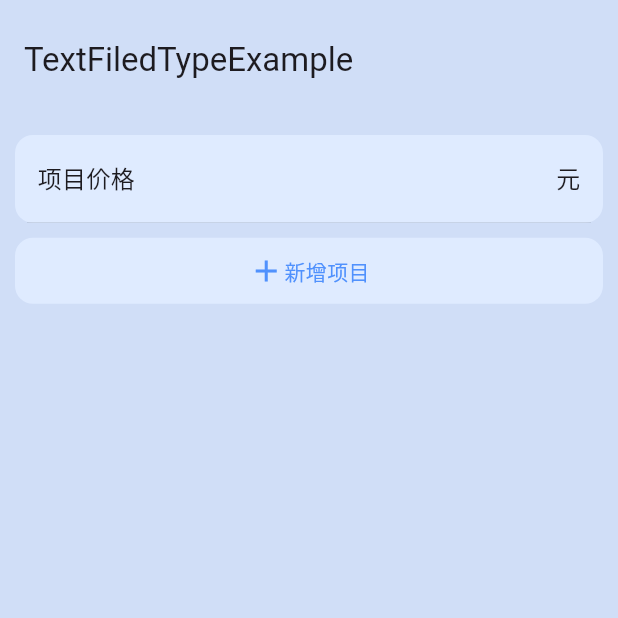
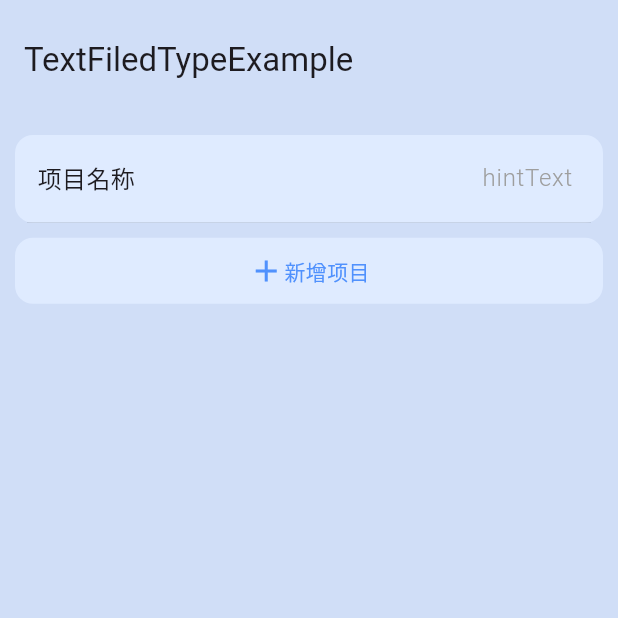
Before and after one commit to 7-bit-zhang/stu_flutter, a Flutter app: the TextFiledTypeExample screen opened directly, after a tap on "新增项目", on a phone screen of 412 x 824 dp, the top half of it. Run offline on Flutter 3.47's test engine with Material 3 defaults, Android fonts, the phone set to English and light mode, and no system bars; our stand-ins replace auto_size_text, badges, extended_image, flutter_bloc, flutter_easyloading, flutter_layout_grid and 12 more; missing offline and left inert: extended_text_field, graphview, scan.

Commit message:
✨ feat(完成):

```diff
--- a/lib/pages/demo/text_filed_type.dart
+++ b/lib/pages/demo/text_filed_type.dart
@@ -10,6 +10,39 @@ class TextFiledTypeExample extends StatefulWidget {
 }
 
 class _TextFiledTypeExampleState extends State<TextFiledTypeExample> {
+  ///测试
+  onTest() {
+    var controller = TextEditingController();
+    var data1 = TextFiledTypeControllerTypedef(
+        controller: controller,
+        textFiledType: TextFiledType(
+            controller: controller,
+            label: const Text(
+              "项目名称",
+              style: TextStyle(fontSize: 16, fontWeight: FontWeight.w300),
+            ),
+            hintText: "hintText"));
+    var data2 = TextFiledTypeControllerTypedef(
+        controller: controller,
+        textFiledType: TextFiledType(
+          controller: controller,
+          label: const Text("项目价格",
+              style: TextStyle(fontSize: 16, fontWeight: FontWeight.w300)),
+          endWidget: const Text("元",
+              style: TextStyle(fontSize: 16, fontWeight: FontWeight.w300)),
+        ));
+
+    if (widget.controller.textFiledTypeTypedefs.length % 2 == 0) {
+      widget.controller.add(
+          key: widget.controller.textFiledTypeTypedefs.length.toString(),
+          value: data1);
+    } else {
+      widget.controller.add(
+          key: widget.controller.textFiledTypeTypedefs.length.toString(),
+          value: data2);
+    }
+  }
+
   @override
   Widget build(BuildContext context) {
     return Scaffold(
@@ -18,8 +51,8 @@ class _TextFiledTypeExampleState extends State<TextFiledTypeExample> {
         title: const Text("TextFiledTypeExample"),
       ),
       floatingActionButton: FloatingActionButton(onPressed: () {
-        print(widget.controller.textFiledTypeTypedefs
-            .map((d) => print(d.controller.text)));
+        print(widget.controller.textFiledTypeTypedefs.entries.map(
+            (d) => print("key: ${d.key},value: ${d.value.controller.text}")));
       }),
       body: Center(
           child: Column(
@@ -34,11 +67,11 @@ class _TextFiledTypeExampleState extends State<TextFiledTypeExample> {
               builder: (context, Widget? child) {
                 return Column(
                     mainAxisSize: MainAxisSize.min,
-                    children: widget.controller.textFiledTypeTypedefs
+                    children: widget.controller.textFiledTypeTypedefs.entries
                         .map((data) => Builder(builder: (context) {
                               return Column(
                                 children: [
-                                  data.textFiledType,
+                                  data.value.textFiledType,
                                   const Padding(
                                     padding:
                                         EdgeInsets.symmetric(horizontal: 8.0),
@@ -56,33 +89,7 @@ class _TextFiledTypeExampleState extends State<TextFiledTypeExample> {
             ),
           ),
           GestureDetector(
-            onTap: () {
-              var controller = TextEditingController();
-              if (widget.controller.textFiledTypeTypedefs.length % 2 == 0) {
-                widget.controller.add(TextFiledTypeControllerTypedef(
-                    controller: controller,
-                    textFiledType: TextFiledType(
-                        controller: controller,
-                        label: const Text("项目价格",
-                            style: TextStyle(
-                                fontSize: 16, fontWeight: FontWeight.w300)),
-                        endWidget: const Text("元",
-                            style: TextStyle(
-                                fontSize: 16, fontWeight: FontWeight.w300)),
-                        hintText: "")));
-              } else {
-                widget.controller.add(TextFiledTypeControllerTypedef(
-                    controller: controller,
-                    textFiledType: TextFiledType(
-                        controller: controller,
-                        label: const Text(
-                          "项目名称",
-                          style: TextStyle(
-                              fontSize: 16, fontWeight: FontWeight.w300),
-                        ),
-                        hintText: "hintText")));
-              }
-            },
+            onTap: onTest,
             child: Container(
                 padding: const EdgeInsets.symmetric(vertical: 10),
                 margin: const EdgeInsets.symmetric(horizontal: 10),
@@ -112,20 +119,20 @@ typedef TextFiledTypeTypedef = TextFiledTypeControllerTypedef;
 /// textFiledTypeTypedef  ChangeNotifier
 class TextFiledTypeController extends ChangeNotifier {
   // textFiledTypeTypedefs
-  final List<TextFiledTypeTypedef> _textFiledTypeTypedefs = [];
+  final Map<String, TextFiledTypeTypedef> _textFiledTypeTypedefs = {};
 
-  List<TextFiledTypeTypedef> get textFiledTypeTypedefs =>
+  Map<String, TextFiledTypeTypedef> get textFiledTypeTypedefs =>
       _textFiledTypeTypedefs;
 
   //set
-  void add(TextFiledTypeTypedef value) {
-    _textFiledTypeTypedefs.add(value);
+  void add({required String key, required TextFiledTypeTypedef value}) {
+    _textFiledTypeTypedefs[key] = value;
     //呼叫所有监听的人进行重新绘制
     notifyListeners();
   }
 
-  void remove(TextFiledTypeTypedef value) {
-    _textFiledTypeTypedefs.remove(value);
+  void remove(String key) {
+    _textFiledTypeTypedefs.remove(key);
     //呼叫所有监听的人进行重新绘制
     notifyListeners();
   }
```
